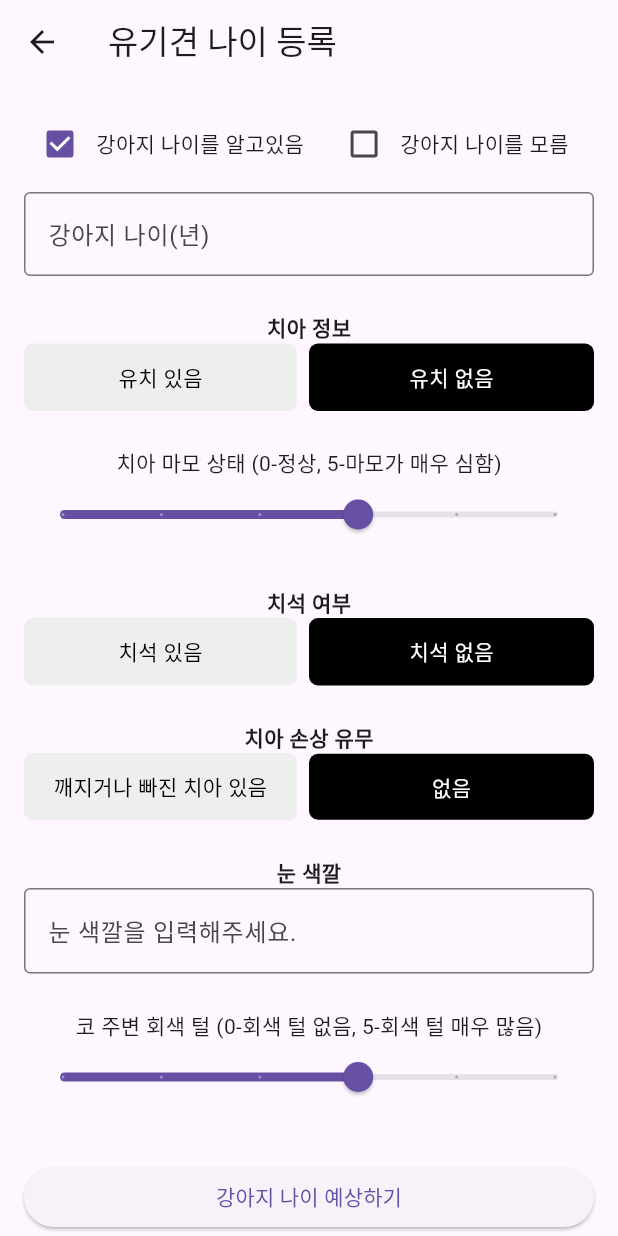
After one commit to Capston-Dogcument/document-frontend, a Flutter app: the RegisterDogAgeScreen screen opened directly, on a phone screen of 412 x 824 dp. The commit adds this screen. Run offline on Flutter 3.47's test engine with Material 3 defaults, Android fonts, the phone set to English and light mode, and no system bars; our stand-ins replace camera, image_cropper, image_picker; network calls fail.

```diff
--- /dev/null
+++ b/lib/screens/register_dog_age_screen.dart
@@ -0,0 +1,285 @@
+import 'package:flutter/material.dart';
+
+class RegisterDogAgeScreen extends StatefulWidget {
+  const RegisterDogAgeScreen({super.key});
+
+  @override
+  State<RegisterDogAgeScreen> createState() => _RegisterDogAgeScreenState();
+}
+
+class _RegisterDogAgeScreenState extends State<RegisterDogAgeScreen> {
+  bool knowsAge = true;
+  final TextEditingController ageController = TextEditingController();
+
+  // 치아 정보
+  bool hasBabyTeeth = false;
+  bool hasAdultTeeth = true;
+
+  // 치아 마모 상태
+  double toothWear = 3;
+
+  // 치석 여부
+  bool hasTartar = false;
+
+  // 치아 손상 유무
+  bool hasToothDamage = false;
+
+  // 눈 색깔
+  final TextEditingController eyeColorController = TextEditingController();
+
+  // 코 주변 회색 털
+  double grayHair = 3;
+
+  @override
+  void dispose() {
+    ageController.dispose();
+    eyeColorController.dispose();
+    super.dispose();
+  }
+
+  @override
+  Widget build(BuildContext context) {
+    return Scaffold(
+      appBar: AppBar(
+        title: const Text('유기견 나이 등록'),
+      ),
+      body: SingleChildScrollView(
+        padding: const EdgeInsets.all(16),
+        child: Column(
+          children: [
+            // 나이 알고/모름 체크박스
+            Row(
+              children: [
+                Checkbox(
+                  value: knowsAge,
+                  onChanged: (v) => setState(() => knowsAge = true),
+                ),
+                const Text('강아지 나이를 알고있음'),
+                const SizedBox(width: 16),
+                Checkbox(
+                  value: !knowsAge,
+                  onChanged: (v) => setState(() => knowsAge = false),
+                ),
+                const Text('강아지 나이를 모름'),
+              ],
+            ),
+            const SizedBox(height: 8),
+            // 나이 입력
+            if (knowsAge)
+              TextField(
+                controller: ageController,
+                keyboardType: TextInputType.number,
+                decoration: const InputDecoration(
+                  labelText: '강아지 나이(년)',
+                  border: OutlineInputBorder(),
+                ),
+              ),
+            const SizedBox(height: 24),
+
+            // 치아 정보
+            const Text('치아 정보', style: TextStyle(fontWeight: FontWeight.bold)),
+            Row(
+              children: [
+                Expanded(
+                  child: GestureDetector(
+                    onTap: () => setState(() {
+                      hasBabyTeeth = true;
+                      hasAdultTeeth = false;
+                    }),
+                    child: Container(
+                      padding: const EdgeInsets.all(12),
+                      margin: const EdgeInsets.only(right: 8),
+                      decoration: BoxDecoration(
+                        color: hasBabyTeeth ? Colors.black : Colors.grey[200],
+                        borderRadius: BorderRadius.circular(6),
+                      ),
+                      child: Center(
+                        child: Text(
+                          '유치 있음',
+                          style: TextStyle(
+                            color: hasBabyTeeth ? Colors.white : Colors.black,
+                          ),
+                        ),
+                      ),
+                    ),
+                  ),
+                ),
+                Expanded(
+                  child: GestureDetector(
+                    onTap: () => setState(() {
+                      hasBabyTeeth = false;
+                      hasAdultTeeth = true;
+                    }),
+                    child: Container(
+                      padding: const EdgeInsets.all(12),
+                      decoration: BoxDecoration(
+                        color: hasAdultTeeth ? Colors.black : Colors.grey[200],
+                        borderRadius: BorderRadius.circular(6),
+                      ),
+                      child: Center(
+                        child: Text(
+                          '유치 없음',
+                          style: TextStyle(
+                            color: hasAdultTeeth ? Colors.white : Colors.black,
+                          ),
+                        ),
+                      ),
+                    ),
+                  ),
+                ),
+              ],
+            ),
+            const SizedBox(height: 24),
+
+            // 치아 마모 상태 슬라이드
+            const Text('치아 마모 상태 (0-정상, 5-마모가 매우 심함)'),
+            Slider(
+              value: toothWear,
+              min: 0,
+              max: 5,
+              divisions: 5,
+              label: toothWear.round().toString(),
+              onChanged: (v) => setState(() => toothWear = v),
+            ),
+            const SizedBox(height: 24),
+
+            // 치석 여부
+            const Text('치석 여부', style: TextStyle(fontWeight: FontWeight.bold)),
+            Row(
+              children: [
+                Expanded(
+                  child: GestureDetector(
+                    onTap: () => setState(() => hasTartar = true),
+                    child: Container(
+                      padding: const EdgeInsets.all(12),
+                      margin: const EdgeInsets.only(right: 8),
+                      decoration: BoxDecoration(
+                        color: hasTartar ? Colors.black : Colors.grey[200],
+                        borderRadius: BorderRadius.circular(6),
+                      ),
+                      child: Center(
+                        child: Text(
+                          '치석 있음',
+                          style: TextStyle(
+                            color: hasTartar ? Colors.white : Colors.black,
+                          ),
+                        ),
+                      ),
+                    ),
+                  ),
+                ),
+                Expanded(
+                  child: GestureDetector(
+                    onTap: () => setState(() => hasTartar = false),
+                    child: Container(
+                      padding: const EdgeInsets.all(12),
+                      decoration: BoxDecoration(
+                        color: !hasTartar ? Colors.black : Colors.grey[200],
+                        borderRadius: BorderRadius.circular(6),
+                      ),
+                      child: Center(
+                        child: Text(
+                          '치석 없음',
+                          style: TextStyle(
+                            color: !hasTartar ? Colors.white : Colors.black,
+                          ),
+                        ),
+                      ),
+                    ),
+                  ),
+                ),
+              ],
+            ),
+            const SizedBox(height: 24),
+
+            // 치아 손상 유무
+            const Text('치아 손상 유무',
+                style: TextStyle(fontWeight: FontWeight.bold)),
+            Row(
+              children: [
+                Expanded(
+                  child: GestureDetector(
+                    onTap: () => setState(() => hasToothDamage = true),
+                    child: Container(
+                      padding: const EdgeInsets.all(12),
+                      margin: const EdgeInsets.only(right: 8),
+                      decoration: BoxDecoration(
+                        color: hasToothDamage ? Colors.black : Colors.grey[200],
+                        borderRadius: BorderRadius.circular(6),
+                      ),
+                      child: Center(
+                        child: Text(
+                          '깨지거나 빠진 치아 있음',
+                          style: TextStyle(
+                            color: hasToothDamage ? Colors.white : Colors.black,
+                          ),
+                        ),
+                      ),
+                    ),
+                  ),
+                ),
+                Expanded(
+                  child: GestureDetector(
+                    onTap: () => setState(() => hasToothDamage = false),
+                    child: Container(
+                      padding: const EdgeInsets.all(12),
+                      decoration: BoxDecoration(
+                        color:
+                            !hasToothDamage ? Colors.black : Colors.grey[200],
+                        borderRadius: BorderRadius.circular(6),
+                      ),
+                      child: Center(
+                        child: Text(
+                          '없음',
+                          style: TextStyle(
+                            color:
+                                !hasToothDamage ? Colors.white : Colors.black,
+                          ),
+                        ),
+                      ),
+                    ),
+                  ),
+                ),
+              ],
+            ),
+            const SizedBox(height: 24),
+
+            // 눈 색깔
+            const Text('눈 색깔', style: TextStyle(fontWeight: FontWeight.bold)),
+            TextField(
+              controller: eyeColorController,
+              decoration: const InputDecoration(
+                hintText: '눈 색깔을 입력해주세요.',
+                border: OutlineInputBorder(),
+              ),
+            ),
+            const SizedBox(height: 24),
+
+            // 코 주변 회색 털 슬라이드
+            const Text('코 주변 회색 털 (0-회색 털 없음, 5-회색 털 매우 많음)'),
+            Slider(
+              value: grayHair,
+              min: 0,
+              max: 5,
+              divisions: 5,
+              label: grayHair.round().toString(),
+              onChanged: (v) => setState(() => grayHair = v),
+            ),
+            const SizedBox(height: 32),
+
+            // 등록 버튼
+            SizedBox(
+              width: double.infinity,
+              child: ElevatedButton(
+                onPressed: () {
+                  // 등록 로직 작성
+                },
+                child: const Text('강아지 나이 예상하기'),
+              ),
+            ),
+          ],
+        ),
+      ),
+    );
+  }
+}
--- a/lib/screens/take_photos_screen.dart
+++ b/lib/screens/take_photos_screen.dart
@@ -1,6 +1,6 @@
 import 'package:flutter/material.dart';
 import 'package:camera/camera.dart';
-import 'dart:io';
+
 
 class TakePhotosScreen extends StatefulWidget {
   const TakePhotosScreen({super.key});
--- a/lib/screens/take_skin_photo_screen.dart
+++ b/lib/screens/take_skin_photo_screen.dart
@@ -2,7 +2,7 @@ import 'package:document/screens/crop_skin_photo_screen.dart';
 import 'package:flutter/material.dart';
 import 'package:camera/camera.dart';
 import 'dart:io';
-import 'package:image_cropper/image_cropper.dart';
+
 
 class TakeSkinPhotoScreen extends StatefulWidget {
   const TakeSkinPhotoScreen({super.key});
--- a/lib/services/dog_info_service.dart
+++ b/lib/services/dog_info_service.dart
@@ -3,7 +3,7 @@ import 'package:http/http.dart' as http;
 import '../models/dog_info.dart';
 
 class DogInfoService {
-  static const String baseUrl = 'http://13.55.158.33:8080';
+  static const String baseUrl = 'http://3.39.47.48:8080';
 
   Future<DogInfo?> registerDogInfo(DogInfo dogInfo) async {
     final url = Uri.parse('$baseUrl/api/dog/info');
```
Also changed, not shown: lib/models/dog_info.dart (+12 -14 lines), lib/screens/basic_information_screen.dart (+17 -2 lines), lib/screens/check_obesity_screen.dart (+117 -11 lines), lib/screens/check_skin_screen.dart (+37 -4 lines), lib/services/diagnosis_service.dart (added, +53 -0 lines), lib/services/upload_photo_service.dart (added, +56 -0 lines), pubspec.yaml (+1 -6 lines), pubspec.lock, 6 other files.
